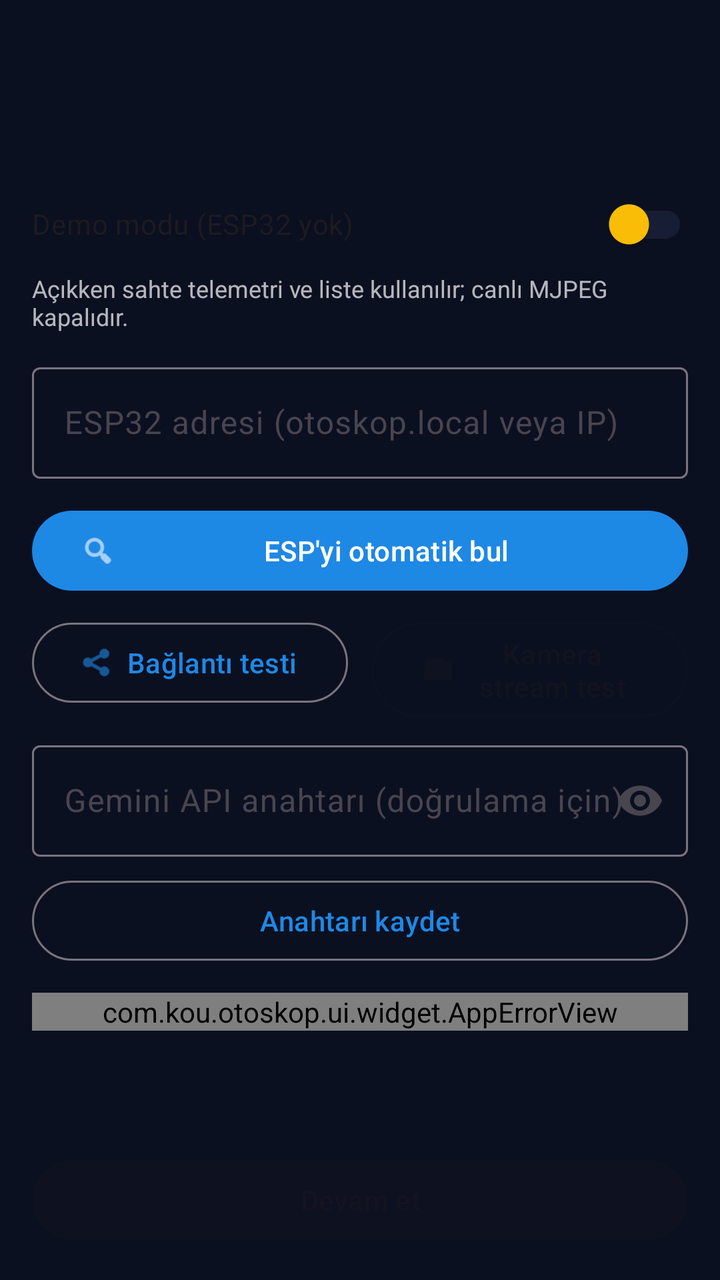
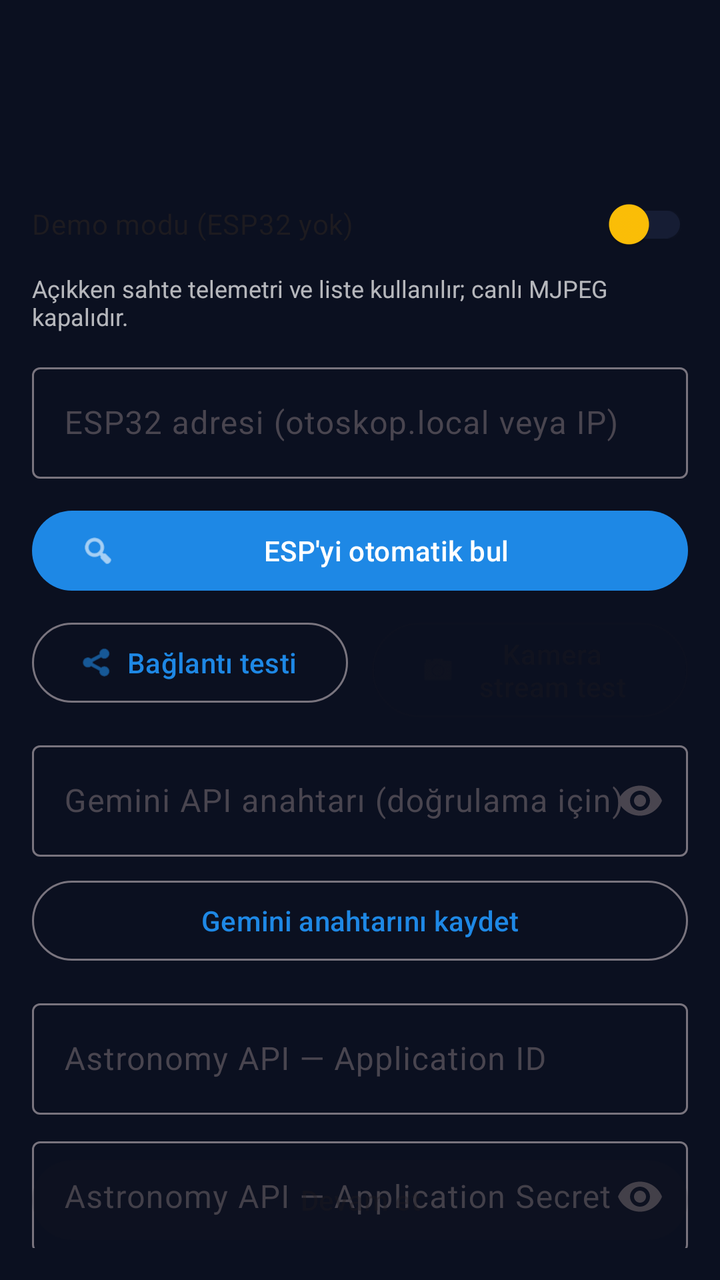

The first picture is an Android layout as it rendered before a commit; the second is the same layout after the commit. The layout source and the unified diff follow.
<!-- AndroidManifest.xml: application theme Theme.Otoskop -->
<!-- res/layout/fragment_connection.xml -->
<?xml version="1.0" encoding="utf-8"?>
<androidx.constraintlayout.widget.ConstraintLayout
    xmlns:android="http://schemas.android.com/apk/res/android"
    xmlns:app="http://schemas.android.com/apk/res-auto"
    xmlns:tools="http://schemas.android.com/tools"
    android:layout_width="match_parent"
    android:layout_height="match_parent"
    android:padding="16dp"
    tools:context=".ui.connection.ConnectionFragment">

    <com.google.android.material.appbar.MaterialToolbar
        android:id="@+id/toolbar"
        android:layout_width="match_parent"
        android:layout_height="?attr/actionBarSize"
        android:title="@string/title_connection"
        app:layout_constraintEnd_toEndOf="parent"
        app:layout_constraintStart_toStartOf="parent"
        app:layout_constraintTop_toTopOf="parent"
        app:titleTextColor="@color/otoskop_text" />

    <com.google.android.material.switchmaterial.SwitchMaterial
        android:id="@+id/demoSwitch"
        android:layout_width="match_parent"
        android:layout_height="wrap_content"
        android:layout_marginTop="8dp"
        android:text="@string/demo_mode_switch"
        app:layout_constraintTop_toBottomOf="@id/toolbar"
        app:thumbTint="@color/otoskop_accent"
        app:trackTint="@color/otoskop_chip_bg"
        app:useMaterialThemeColors="false" />

    <TextView
        android:id="@+id/demoHint"
        android:layout_width="match_parent"
        android:layout_height="wrap_content"
        android:text="@string/demo_mode_hint"
        android:textColor="@color/otoskop_text_secondary"
        android:textSize="12sp"
        app:layout_constraintTop_toBottomOf="@id/demoSwitch" />

    <com.google.android.material.textfield.TextInputLayout
        android:id="@+id/ipLayout"
        android:layout_width="match_parent"
        android:layout_height="wrap_content"
        android:layout_marginTop="12dp"
        android:hint="@string/hint_esp32_ip"
        app:layout_constraintEnd_toEndOf="parent"
        app:layout_constraintStart_toStartOf="parent"
        app:layout_constraintTop_toBottomOf="@id/demoHint">

        <com.google.android.material.textfield.TextInputEditText
            android:id="@+id/ipInput"
            android:layout_width="match_parent"
            android:layout_height="wrap_content"
            android:inputType="text"
            android:imeOptions="actionDone" />
    </com.google.android.material.textfield.TextInputLayout>

    <com.google.android.material.button.MaterialButton
        android:id="@+id/discoverBtn"
        android:layout_width="match_parent"
        android:layout_height="wrap_content"
        android:layout_marginTop="12dp"
        android:text="@string/action_auto_discover"
        app:icon="@android:drawable/ic_menu_search"
        app:layout_constraintEnd_toEndOf="parent"
        app:layout_constraintStart_toStartOf="parent"
        app:layout_constraintTop_toBottomOf="@id/ipLayout" />

    <com.google.android.material.button.MaterialButton
        android:id="@+id/testBtn"
        style="?attr/materialButtonOutlinedStyle"
        android:layout_width="0dp"
        android:layout_height="wrap_content"
        android:layout_marginTop="8dp"
        android:layout_marginEnd="6dp"
        android:text="@string/action_test_connection"
        app:icon="@android:drawable/ic_menu_share"
        app:layout_constraintEnd_toStartOf="@id/streamBtn"
        app:layout_constraintStart_toStartOf="parent"
        app:layout_constraintTop_toBottomOf="@id/discoverBtn" />

    <com.google.android.material.button.MaterialButton
        android:id="@+id/streamBtn"
        style="?attr/materialButtonOutlinedStyle"
        android:layout_width="0dp"
        android:layout_height="wrap_content"
        android:layout_marginStart="6dp"
        android:layout_marginTop="8dp"
        android:enabled="false"
        android:text="@string/action_test_stream"
        app:icon="@android:drawable/ic_menu_camera"
        app:layout_constraintEnd_toEndOf="parent"
        app:layout_constraintStart_toEndOf="@id/testBtn"
        app:layout_constraintTop_toBottomOf="@id/discoverBtn" />

    <com.google.android.material.textfield.TextInputLayout
        android:id="@+id/keyLayout"
        android:layout_width="match_parent"
        android:layout_height="wrap_content"
        android:layout_marginTop="12dp"
        android:hint="@string/hint_gemini_key"
        app:endIconMode="password_toggle"
        app:layout_constraintEnd_toEndOf="parent"
        app:layout_constraintStart_toStartOf="parent"
        app:layout_constraintTop_toBottomOf="@id/testBtn">

        <com.google.android.material.textfield.TextInputEditText
            android:id="@+id/keyInput"
            android:layout_width="match_parent"
            android:layout_height="wrap_content"
            android:inputType="textPassword"
            android:imeOptions="actionDone" />
    </com.google.android.material.textfield.TextInputLayout>

    <com.google.android.material.button.MaterialButton
        android:id="@+id/saveKeyBtn"
        style="?attr/materialButtonOutlinedStyle"
        android:layout_width="match_parent"
        android:layout_height="wrap_content"
        android:layout_marginTop="8dp"
        android:text="@string/action_save_key"
        app:layout_constraintEnd_toEndOf="parent"
        app:layout_constraintStart_toStartOf="parent"
        app:layout_constraintTop_toBottomOf="@id/keyLayout" />

    <com.kou.otoskop.ui.widget.AppErrorView
        android:id="@+id/errorView"
        android:layout_width="match_parent"
        android:layout_height="wrap_content"
        android:layout_marginTop="12dp"
        app:layout_constraintEnd_toEndOf="parent"
        app:layout_constraintStart_toStartOf="parent"
        app:layout_constraintTop_toBottomOf="@id/saveKeyBtn" />

    <com.kou.otoskop.ui.widget.MjpegView
        android:id="@+id/preview"
        android:layout_width="match_parent"
        android:layout_height="0dp"
        android:layout_marginTop="12dp"
        android:background="@android:color/black"
        android:visibility="gone"
        app:layout_constraintBottom_toTopOf="@id/continueBtn"
        app:layout_constraintEnd_toEndOf="parent"
        app:layout_constraintStart_toStartOf="parent"
        app:layout_constraintTop_toBottomOf="@id/errorView"
        app:layout_constraintDimensionRatio="4:3" />

    <com.google.android.material.button.MaterialButton
        android:id="@+id/continueBtn"
        android:layout_width="match_parent"
        android:layout_height="wrap_content"
        android:layout_marginTop="12dp"
        android:enabled="false"
        android:text="@string/action_continue"
        app:layout_constraintBottom_toBottomOf="parent"
        app:layout_constraintEnd_toEndOf="parent"
        app:layout_constraintStart_toStartOf="parent" />
</androidx.constraintlayout.widget.ConstraintLayout>
<!-- resources referenced by this layout -->
<resources>
  <color name="otoskop_accent">#FFFFC107</color>
  <color name="otoskop_chip_bg">#552B375A</color>
  <color name="otoskop_text">#FFFFFFFF</color>
  <color name="otoskop_text_secondary">#B3FFFFFF</color>
  <string name="action_auto_discover">ESP\'yi otomatik bul</string>
  <string name="action_continue">Devam et</string>
  <string name="action_save_key">Anahtarı kaydet</string>
  <string name="action_test_connection">Bağlantı testi</string>
  <string name="action_test_stream">Kamera stream test</string>
  <string name="demo_mode_hint">Açıkken sahte telemetri ve liste kullanılır; canlı MJPEG kapalıdır.</string>
  <string name="demo_mode_switch">Demo modu (ESP32 yok)</string>
  <string name="hint_esp32_ip">ESP32 adresi (otoskop.local veya IP)</string>
  <string name="hint_gemini_key">Gemini API anahtarı (doğrulama için)</string>
  <string name="title_connection">Bağlantı</string>
  <style name="Theme.Otoskop" parent="Theme.Material3.DayNight.NoActionBar">
          <item name="colorPrimary">@color/otoskop_primary</item>
          <item name="colorPrimaryVariant">@color/otoskop_primary_dark</item>
          <item name="colorOnPrimary">@color/white</item>
          <item name="colorSecondary">@color/otoskop_accent</item>
          <item name="colorSecondaryVariant">@color/otoskop_accent</item>
          <item name="colorOnSecondary">@color/black</item>
          <item name="colorError">@color/otoskop_error</item>
          <item name="android:colorBackground">@color/otoskop_bg</item>
          <item name="colorSurface">@color/otoskop_surface</item>
          <item name="android:windowBackground">@color/otoskop_bg</item>
          <item name="android:statusBarColor">@color/otoskop_primary_dark</item>
          <item name="android:textColorPrimary">@color/otoskop_text</item>
          <item name="android:textColorSecondary">@color/otoskop_text_secondary</item>
      </style>
  <color name="otoskop_primary">#FF1E88E5</color>
  <color name="otoskop_primary_dark">#FF1565C0</color>
  <color name="white">#FFFFFFFF</color>
  <color name="black">#FF000000</color>
  <color name="otoskop_error">#FFE53935</color>
  <color name="otoskop_bg">#FF0B1020</color>
  <color name="otoskop_surface">#FF131A2E</color>
</resources>

<!-- the commit's change to res/layout/fragment_connection.xml (unified diff, before → after) -->
@@ -124,6 +124,54 @@
         app:layout_constraintStart_toStartOf="parent"
         app:layout_constraintTop_toBottomOf="@id/keyLayout" />
 
+    <com.google.android.material.textfield.TextInputLayout
+        android:id="@+id/astroIdLayout"
+        android:layout_width="match_parent"
+        android:layout_height="wrap_content"
+        android:layout_marginTop="12dp"
+        android:hint="@string/hint_astronomy_app_id"
+        app:layout_constraintEnd_toEndOf="parent"
+        app:layout_constraintStart_toStartOf="parent"
+        app:layout_constraintTop_toBottomOf="@id/saveKeyBtn">
+
+        <com.google.android.material.textfield.TextInputEditText
+            android:id="@+id/astroIdInput"
+            android:layout_width="match_parent"
+            android:layout_height="wrap_content"
+            android:inputType="text"
+            android:imeOptions="actionNext" />
+    </com.google.android.material.textfield.TextInputLayout>
+
+    <com.google.android.material.textfield.TextInputLayout
+        android:id="@+id/astroSecretLayout"
+        android:layout_width="match_parent"
+        android:layout_height="wrap_content"
+        android:layout_marginTop="8dp"
+        android:hint="@string/hint_astronomy_app_secret"
+        app:endIconMode="password_toggle"
+        app:layout_constraintEnd_toEndOf="parent"
+        app:layout_constraintStart_toStartOf="parent"
+        app:layout_constraintTop_toBottomOf="@id/astroIdLayout">
+
+        <com.google.android.material.textfield.TextInputEditText
+            android:id="@+id/astroSecretInput"
+            android:layout_width="match_parent"
+            android:layout_height="wrap_content"
+            android:inputType="textPassword"
+            android:imeOptions="actionDone" />
+    </com.google.android.material.textfield.TextInputLayout>
+
+    <com.google.android.material.button.MaterialButton
+        android:id="@+id/saveAstroBtn"
+        style="?attr/materialButtonOutlinedStyle"
+        android:layout_width="match_parent"
+        android:layout_height="wrap_content"
+        android:layout_marginTop="8dp"
+        android:text="@string/action_save_astronomy"
+        app:layout_constraintEnd_toEndOf="parent"
+        app:layout_constraintStart_toStartOf="parent"
+        app:layout_constraintTop_toBottomOf="@id/astroSecretLayout" />
+
     <com.kou.otoskop.ui.widget.AppErrorView
         android:id="@+id/errorView"
         android:layout_width="match_parent"
@@ -131,7 +179,7 @@
         android:layout_marginTop="12dp"
         app:layout_constraintEnd_toEndOf="parent"
         app:layout_constraintStart_toStartOf="parent"
-        app:layout_constraintTop_toBottomOf="@id/saveKeyBtn" />
+        app:layout_constraintTop_toBottomOf="@id/saveAstroBtn" />
 
     <com.kou.otoskop.ui.widget.MjpegView
         android:id="@+id/preview"
<!-- resource entries referenced after the edit -->
@@ -6,11 +6,14 @@
   <color name="otoskop_text_secondary">#B3FFFFFF</color>
   <string name="action_auto_discover">ESP\'yi otomatik bul</string>
   <string name="action_continue">Devam et</string>
-  <string name="action_save_key">Anahtarı kaydet</string>
+  <string name="action_save_astronomy">Astronomy kimlik bilgisini kaydet</string>
+  <string name="action_save_key">Gemini anahtarını kaydet</string>
   <string name="action_test_connection">Bağlantı testi</string>
   <string name="action_test_stream">Kamera stream test</string>
   <string name="demo_mode_hint">Açıkken sahte telemetri ve liste kullanılır; canlı MJPEG kapalıdır.</string>
   <string name="demo_mode_switch">Demo modu (ESP32 yok)</string>
+  <string name="hint_astronomy_app_id">Astronomy API — Application ID</string>
+  <string name="hint_astronomy_app_secret">Astronomy API — Application Secret</string>
   <string name="hint_esp32_ip">ESP32 adresi (otoskop.local veya IP)</string>
   <string name="hint_gemini_key">Gemini API anahtarı (doğrulama için)</string>
   <string name="title_connection">Bağlantı</string>
